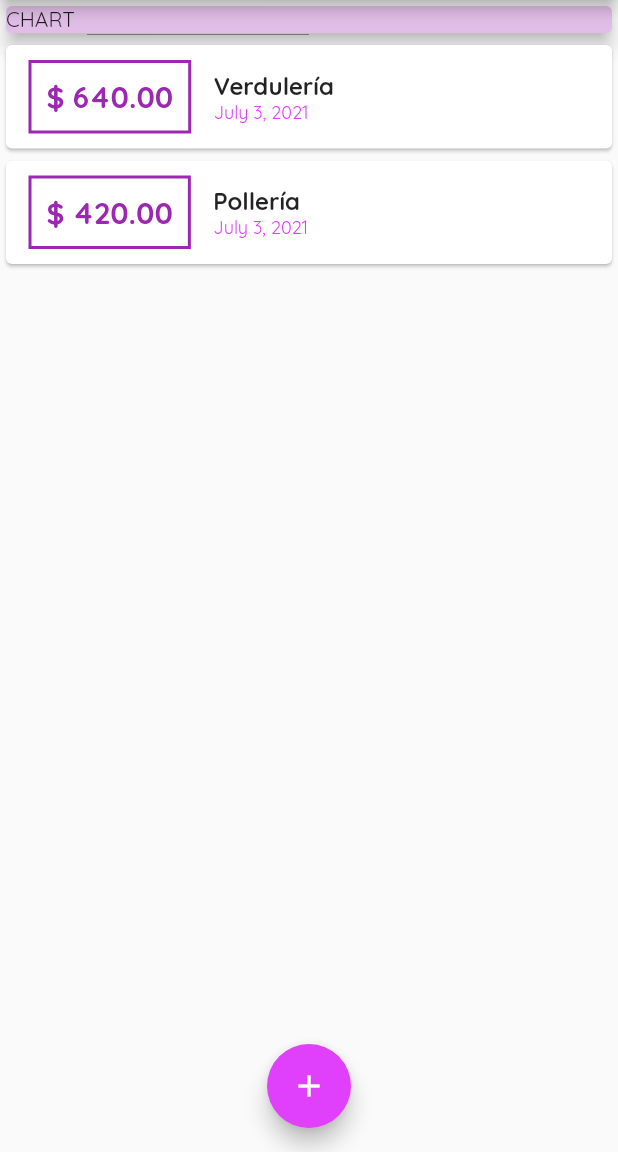
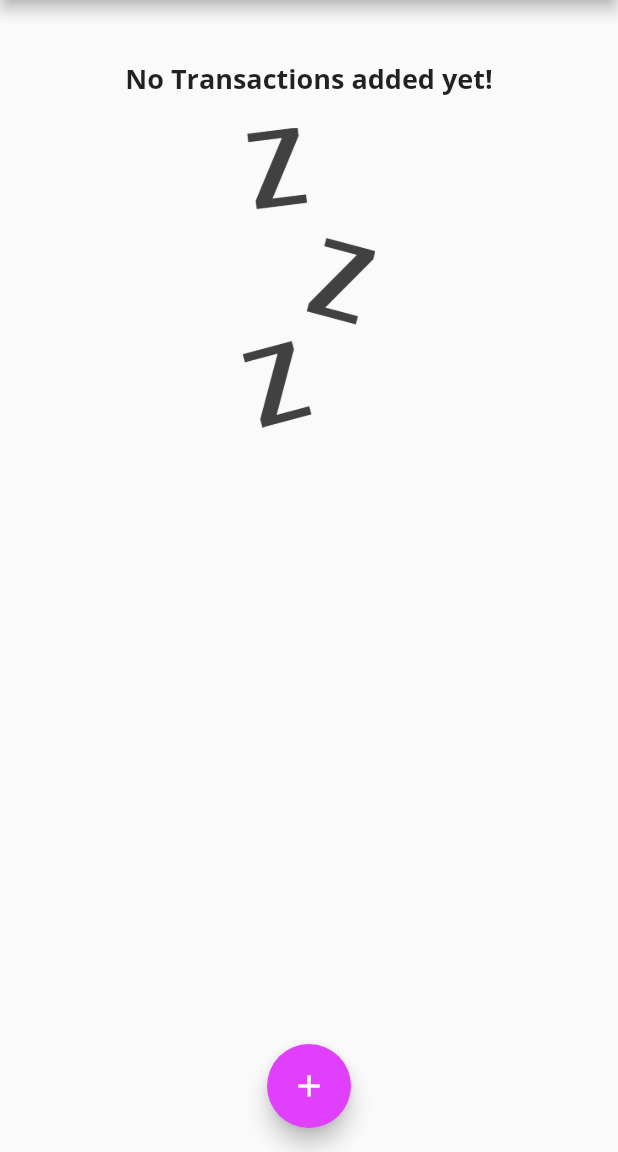
Before and after one commit to fffrowies/expense_planner, a Flutter app: the screen it shows after launch, on a phone screen of 412 x 824 dp, the part 84-1236 px from its top. Run offline on Flutter 3.47's test engine with Material 2 defaults, Android fonts, the phone set to English and light mode, and no system bars.

Commit message:
Modificaciones en el chart

```diff
--- a/lib/main.dart
+++ b/lib/main.dart
@@ -3,6 +3,7 @@ import 'package:flutter/widgets.dart';
 
 import './widgets/transaction_list.dart';
 import './widgets/new_transaction.dart';
+import './widgets/chart.dart';
 import './models/transaction.dart';
 
 void main() => runApp(MyApp());
@@ -16,14 +17,22 @@ class MyApp extends StatelessWidget {
         primarySwatch: Colors.purple,
         accentColor: Colors.purpleAccent,
         fontFamily: 'Quicksand',
+        textTheme: ThemeData.light().textTheme.copyWith(
+              headline6: TextStyle(
+                fontFamily: 'OpenSans',
+                fontWeight: FontWeight.bold,
+                fontSize: 18,
+              ),
+            ),
         appBarTheme: AppBarTheme(
-            textTheme: TextTheme(
-                headline6: TextStyle(
-          fontFamily: 'OpenSans',
-          fontSize: 20,
-          fontWeight: FontWeight.bold,
-          color: Colors.white,
-        ))),
+            textTheme: ThemeData.light().textTheme.copyWith(
+                  headline6: TextStyle(
+                    fontFamily: 'OpenSans',
+                    fontSize: 20,
+                    fontWeight: FontWeight.bold,
+                    color: Colors.white,
+                  ),
+                )),
       ),
       home: MyHomePage(),
     );
@@ -37,19 +46,29 @@ class MyHomePage extends StatefulWidget {
 
 class _MyHomePageState extends State<MyHomePage> {
   final List<Transaction> _userTransactions = [
-    Transaction(
-      id: 't1',
-      title: 'Verdulería',
-      amount: 640.00,
-      date: DateTime.now(),
-    ),
-    Transaction(
-      id: 't2',
-      title: 'Pollería',
-      amount: 420.00,
-      date: DateTime.now(),
-    ),
+    // Transaction(
+    //   id: 't1',
+    //   title: 'Verdulería',
+    //   amount: 640.00,
+    //   date: DateTime.now(),
+    // ),
+    // Transaction(
+    //   id: 't2',
+    //   title: 'Pollería',
+    //   amount: 420.00,
+    //   date: DateTime.now(),
+    // ),
   ];
+
+  List<Transaction> get _recentTransactions {
+    return _userTransactions.where((tx) {
+      return tx.date.isAfter(
+        DateTime.now().subtract(
+          Duration(days: 7),
+        ),
+      );
+    }).toList();
+  }
 
   void _addNewTransaction(String transactionTitle, double transactionAmount) {
     final newTransaction = Transaction(
@@ -90,14 +109,7 @@ class _MyHomePageState extends State<MyHomePage> {
           // mainAxisAlignment: MainAxisAlignment.start,
           crossAxisAlignment: CrossAxisAlignment.stretch,
           children: <Widget>[
-            Container(
-              // width: double.infinity,
-              child: Card(
-                color: Theme.of(context).primaryColorLight,
-                child: Text('CHART'),
-                elevation: 5,
-              ),
-            ),
+            Chart(_recentTransactions),
             TransactionList(_userTransactions),
           ],
         ),
--- a/lib/widgets/transaction_list.dart
+++ b/lib/widgets/transaction_list.dart
@@ -13,7 +13,26 @@ class TransactionList extends StatelessWidget {
   Widget build(BuildContext context) {
     return Container(
       height: 300,
-      child: ListView.builder(
+      child: transactions.isEmpty
+          ? Column(
+              children: <Widget>[
+                Text(
+                  'No Transactions added yet!',
+                  style: Theme.of(context).textTheme.headline6,
+                ),
+                SizedBox(
+                  height: 20,
+                ),
+                Container(
+                  height: 200,
+                  child: Image.asset(
+                    'assets/images/waiting.png',
+                    fit: BoxFit.cover,
+                  ),
+                ),
+              ],
+            )
+          : ListView.builder(
               itemBuilder: (ctx, index) {
                 return Card(
                   child: Row(
@@ -44,13 +63,11 @@ class TransactionList extends StatelessWidget {
                         children: <Widget>[
                           Text(
                             transactions[index].title,
-                      style: TextStyle(
-                        fontWeight: FontWeight.bold,
-                        fontSize: 16,
-                      ),
+                            style: Theme.of(context).textTheme.headline6,
                           ),
                           Text(
-                      DateFormat.yMMMMd().format(transactions[index].date),
+                            DateFormat.yMMMMd()
+                                .format(transactions[index].date),
                             style: TextStyle(
                               fontSize: 12,
                               color: Theme.of(context).indicatorColor,
--- a/pubspec.yaml
+++ b/pubspec.yaml
@@ -50,8 +50,8 @@ flutter:
   uses-material-design: true
 
   # To add assets to your application, add an assets section, like this:
-  # assets:
-  #   - images/a_dot_burr.jpeg
+  assets:
+    - assets/images/waiting.png
   #   - images/a_dot_ham.jpeg
 
   # An image asset can refer to one or more resolution-specific "variants", see
```
Also changed, not shown: assets/images/waiting.png (added). Lines whose indentation alone changed are shown as unchanged.
